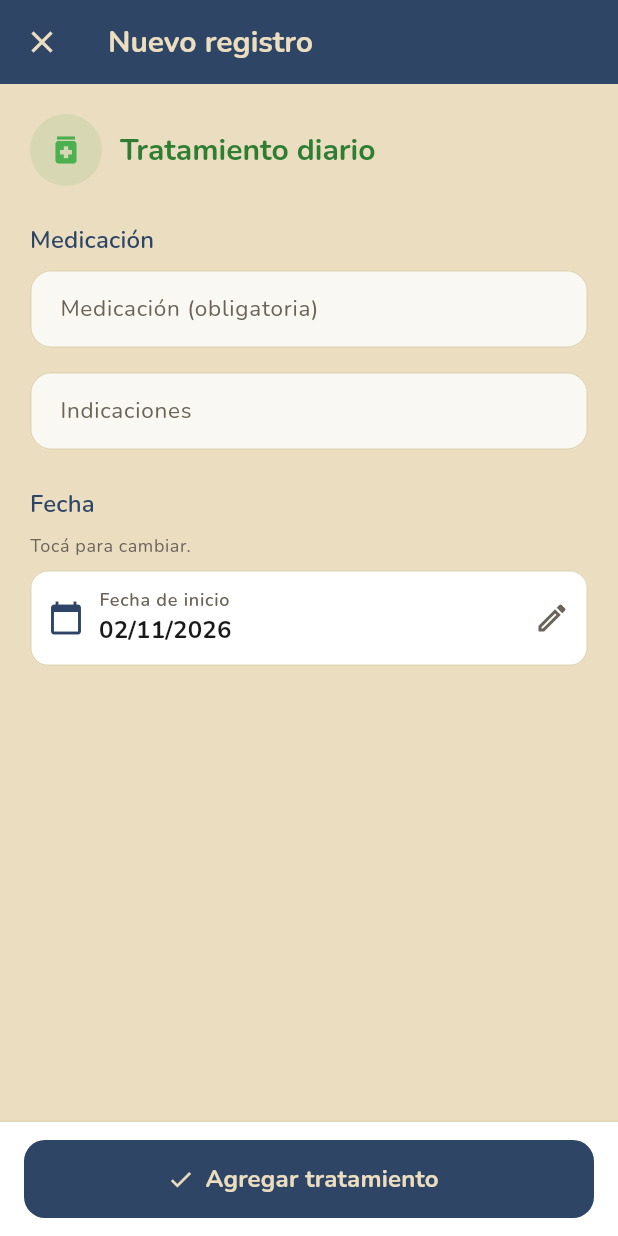
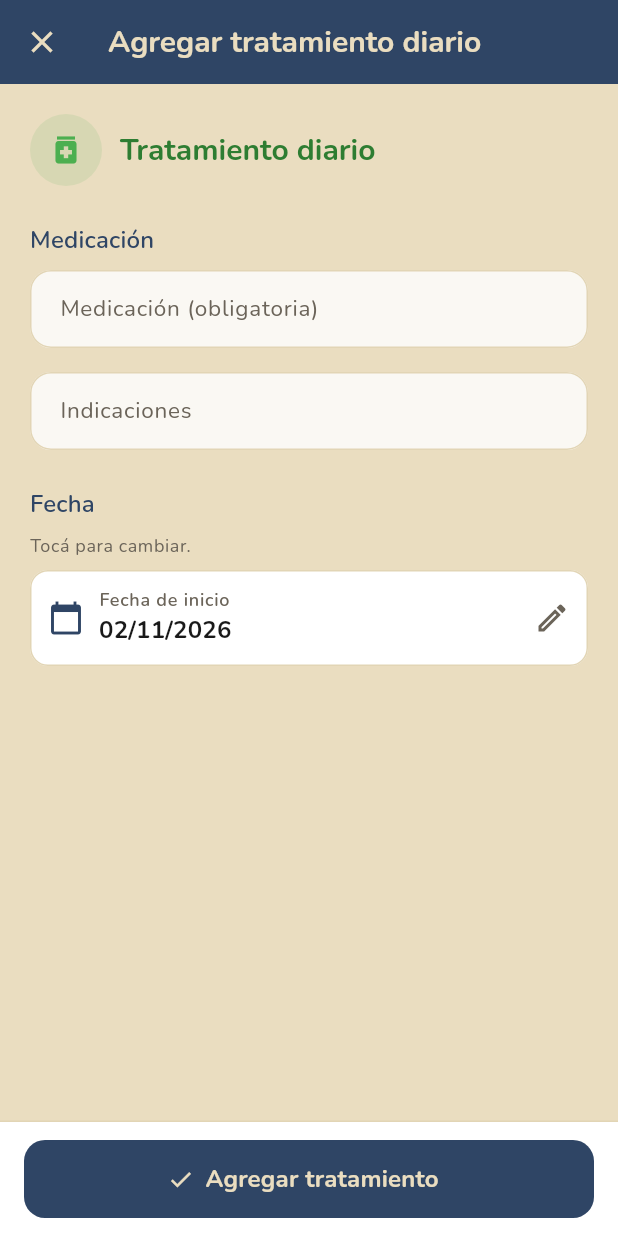
Before and after one commit to Sabri0126/fichas_refugio, a Flutter app: the _DialogoTratamiento screen opened directly with empty values, on a phone screen of 412 x 824 dp. Run offline on Flutter 3.47's test engine with Material 3 defaults, Android fonts, the phone set to English and light mode, and no system bars; our stand-ins replace cloud_firestore, firebase_auth, firebase_core, firebase_messaging, firebase_storage, fl_chart and 12 more; accounts and stored records are empty; generated files the repository leaves out were written again.

Commit message:
Mejora diálogos de registros y tratamientos
Evita fallos de ancho en los diálogos y adapta la selección de fechas y horas a pantallas estrechas. Unifica el guardado y el cierre del tratamiento, con validación y enfoque de campos obligatorios.

```diff
--- a/lib/views/dialogo_tratamiento.dart
+++ b/lib/views/dialogo_tratamiento.dart
@@ -208,6 +208,8 @@ class _DialogoTratamientoState extends State<_DialogoTratamiento> {
 
   bool get _esDiario => widget.categoria == 'diario';
 
+  String get _pistaToque => esAndroid ? 'Tocá para cambiar.' : 'Hacé clic para cambiar.';
+
   String? get _rotuloNotas => switch (widget.categoria) {
         'unico' => 'Razón de la aplicación / Notas',
         'vacuna' => 'Notas (opcional)',
@@ -305,13 +307,12 @@ class _DialogoTratamientoState extends State<_DialogoTratamiento> {
     super.dispose();
   }
 
-  Future<void> _guardarAndroid() async {
-    if (_guardando || !_avisoListo) return;
+  Future<bool> _marcarErroresYEnfocar() async {
     final sinNombre = _medicacion.text.trim().isEmpty;
     final sinDias = _esDiario &&
         _tipo == TratamientoModel.tipoDias &&
         (int.tryParse(_dias.text.trim()) ?? 0) < 1;
-    if (sinNombre || sinDias) {
+    if (!sinNombre && !sinDias) return false;
     setState(() {
       _errorNombre = sinNombre;
       _errorDias = sinDias;
@@ -326,9 +327,15 @@ class _DialogoTratamientoState extends State<_DialogoTratamiento> {
         duration: const Duration(milliseconds: 250),
       );
     }
+    if (!mounted) return true;
     foco.requestFocus();
-      return;
+    return true;
   }
+
+  Future<void> _intentarGuardar() async {
+    if (_guardando || _cerrando || _cerrandoRuta || !_avisoListo) return;
+    if (await _marcarErroresYEnfocar()) return;
+    if (!mounted || _cerrando || _cerrandoRuta) return;
     setState(() => _guardando = true);
     try {
       await _guardar();
@@ -338,7 +345,7 @@ class _DialogoTratamientoState extends State<_DialogoTratamiento> {
   }
 
   Future<void> _alIntentarCerrar(bool yaCerro, Object? resultado) async {
-    if (yaCerro || _cerrandoRuta || _preguntandoSalida) return;
+    if (yaCerro || _cerrandoRuta || _preguntandoSalida || _guardando) return;
     if (resultado is TratamientoModel || !_hayCambios) {
       await _cerrarDeVerdad(resultado);
       return;
@@ -366,6 +373,7 @@ class _DialogoTratamientoState extends State<_DialogoTratamiento> {
   }
 
   Future<void> _cerrarDeVerdad(Object? resultado) async {
+    if (_cerrandoRuta) return;
     _cerrandoRuta = true;
     setState(() => _puedeCerrar = true);
     await WidgetsBinding.instance.endOfFrame;
@@ -376,7 +384,12 @@ class _DialogoTratamientoState extends State<_DialogoTratamiento> {
   Future<void> _guardar() async {
     if (_cerrando || !_avisoListo) return;
     final medicacion = _medicacion.text.trim();
-    if (medicacion.isEmpty) return;
+    final dias = _esDiario && _tipo == TratamientoModel.tipoDias
+        ? (int.tryParse(_dias.text.trim()) ?? 0)
+        : 0;
+    if (medicacion.isEmpty || (_esDiario && _tipo == TratamientoModel.tipoDias && dias < 1)) {
+      return;
+    }
     _cerrando = true;
     final hora =
         '${_hora.hour.toString().padLeft(2, '0')}:${_hora.minute.toString().padLeft(2, '0')}';
@@ -386,16 +399,6 @@ class _DialogoTratamientoState extends State<_DialogoTratamiento> {
     final diagnostico = esVisita ? _diagnostico.text.trim() : (widget.actual?.diagnostico ?? '');
     final actual = widget.actual;
     final avisa = _alcance != _AlcanceAviso.nadie;
-    final dias = _esDiario && _tipo == TratamientoModel.tipoDias
-        ? (int.tryParse(_dias.text.trim()) ?? 0)
-        : 0;
-    if (_esDiario && _tipo == TratamientoModel.tipoDias && dias < 1) {
-      _cerrando = false;
-      ScaffoldMessenger.of(context).showSnackBar(
-        const SnackBar(content: Text('Indicá cuántos días dura')),
-      );
-      return;
-    }
     var modelo = actual == null
         ? widget.controller.crearTratamiento(
             categoria: widget.categoria,
@@ -484,7 +487,8 @@ class _DialogoTratamientoState extends State<_DialogoTratamiento> {
         return;
       }
     }
-    if (!mounted) return;
+    if (!mounted || _cerrandoRuta) return;
+    _cerrandoRuta = true;
     Navigator.pop(context, modelo);
   }
 
@@ -595,78 +599,77 @@ class _DialogoTratamientoState extends State<_DialogoTratamiento> {
     setState(() => _hora = seleccionada);
   }
 
-  String _tituloDialogo({required bool android}) {
+  String _tituloDialogo() {
     final propio = widget.titulo;
     if (propio != null) return propio;
     if (widget.actual == null) return _tituloAlta(widget.categoria);
-    if (android) return _tituloEdicion(widget.categoria);
-    return 'Editar tratamiento';
+    return _tituloEdicion(widget.categoria);
   }
 
   @override
   Widget build(BuildContext context) {
-    final actual = widget.actual;
     final fecha = _fechaTexto(_fecha);
     final hora =
         '${_hora.hour.toString().padLeft(2, '0')}:${_hora.minute.toString().padLeft(2, '0')}';
-    final rotuloNotas = _rotuloNotas;
     if (esAndroid) return _pantallaAndroid(context, fecha: fecha, hora: hora);
 
-    return AlertDialog(
-      title: Text(_tituloDialogo(android: false)),
-      content: SingleChildScrollView(
-        child: Column(
+    return PopScope<Object?>(
+      canPop: _puedeCerrar,
+      onPopInvokedWithResult: (yaCerro, resultado) {
+        _alIntentarCerrar(yaCerro, resultado);
+      },
+      child: AlertDialog(
+        scrollable: true,
+        title: Text(_tituloDialogo()),
+        content: Column(
+          mainAxisSize: MainAxisSize.min,
+          crossAxisAlignment: CrossAxisAlignment.stretch,
+          children: [
+            ..._seccionDatos(widget.categoria),
+            if (_esDiario) ...[
+              ..._duracionWindows(),
+              ..._cuandoYAvisosWindows(fecha, hora),
+            ] else ...[
+              ..._seccionFecha(widget.categoria, fecha),
+            ],
+          ],
+        ),
+        actions: [
+          TextButton(
+            onPressed: _guardando ? null : () => Navigator.maybePop(context),
+            child: const Text('Cancelar'),
+          ),
+          FilledButton(
+            onPressed: _avisoListo ? _intentarGuardar : null,
+            child: _guardando ? _indicadorGuardado() : Text(_textoBotonAndroid()),
+          ),
+        ],
+      ),
+    );
+  }
+
+  Widget _indicadorGuardado() {
+    return Row(
       mainAxisSize: MainAxisSize.min,
       children: [
-            if (widget.categoria == 'veterinaria') ...[
-              TextField(
-                controller: _veterinario,
-                scrollPadding: EdgeInsets.zero,
-                textCapitalization: TextCapitalization.words,
-                decoration: const InputDecoration(
-                  labelText: 'Nombre del veterinario o la veterinaria',
+        SizedBox(
+          width: 18,
+          height: 18,
+          child: CircularProgressIndicator(
+            strokeWidth: 2,
+            color: Theme.of(context).colorScheme.onPrimary,
           ),
         ),
-              const SizedBox(height: 16),
+        const SizedBox(width: 8),
+        Text(_textoBotonAndroid()),
       ],
-            TextField(
-              controller: _medicacion,
-              scrollPadding: EdgeInsets.zero,
-              textCapitalization: TextCapitalization.sentences,
-              decoration: InputDecoration(labelText: _rotuloMedicacion(widget.categoria)),
-            ),
-            const SizedBox(height: 16),
-            if (widget.categoria == 'veterinaria') ...[
-              TextField(
-                controller: _diagnostico,
-                scrollPadding: EdgeInsets.zero,
-                textCapitalization: TextCapitalization.sentences,
-                decoration: const InputDecoration(labelText: 'Diagnóstico'),
-              ),
-              const SizedBox(height: 16),
-            ],
-            TextField(
-              controller: _indicaciones,
-              scrollPadding: EdgeInsets.zero,
-              textCapitalization: TextCapitalization.sentences,
-              decoration: InputDecoration(labelText: _rotuloIndicaciones(widget.categoria)),
-            ),
-            if (rotuloNotas != null) ...[
-              const SizedBox(height: 16),
-              TextField(
-                controller: _notas,
-                scrollPadding: EdgeInsets.zero,
-                textCapitalization: TextCapitalization.sentences,
-                decoration: InputDecoration(labelText: rotuloNotas),
-              ),
-            ],
-            if (_esDiario) ...[
-              const SizedBox(height: 16),
-              Align(
-                alignment: Alignment.centerLeft,
-                child: Text('Duración', style: Theme.of(context).textTheme.titleSmall),
-              ),
-              const SizedBox(height: 8),
+    );
+  }
+
+  List<Widget> _duracionWindows() {
+    return [
+      const SizedBox(height: 24),
+      _tituloSeccion('Duración'),
       SingleChildScrollView(
         scrollDirection: Axis.horizontal,
         child: SegmentedButton<String>(
@@ -677,87 +680,49 @@ class _DialogoTratamientoState extends State<_DialogoTratamiento> {
             ButtonSegment(value: TratamientoModel.tipoDePorVida, label: Text('De por vida')),
           ],
           selected: {_tipo},
-                  onSelectionChanged: (elegido) => setState(() => _tipo = elegido.first),
+          onSelectionChanged: (elegido) => setState(() {
+            _tipo = elegido.first;
+            if (_tipo != TratamientoModel.tipoDias) _errorDias = false;
+          }),
         ),
       ),
       const SizedBox(height: 8),
-              Align(
-                alignment: Alignment.centerLeft,
-                child: Text(
+      Text(
         _ayudaDuracion(_tipo, _dias.text, _fecha),
         style: Theme.of(context).textTheme.bodySmall,
       ),
-              ),
       if (_tipo == TratamientoModel.tipoDias) ...[
         const SizedBox(height: 12),
-                TextField(
-                  controller: _dias,
-                  scrollPadding: EdgeInsets.zero,
-                  keyboardType: TextInputType.number,
-                  onChanged: (_) => setState(() {}),
-                  decoration: const InputDecoration(
-                    labelText: 'Cantidad de días',
-                  ),
+        _campoDias(),
+      ],
+    ];
+  }
+
+  List<Widget> _cuandoYAvisosWindows(String fecha, String hora) {
+    return [
+      const SizedBox(height: 24),
+      _tituloSeccion('¿Cuándo empieza?'),
+      _pistaSeccion(_pistaToque),
+      _filaFechaHora(fecha: fecha, hora: hora),
+      if (_fechaSuspension != null) ...[
+        const SizedBox(height: 12),
+        _tileValor(
+          icono: Icons.event_busy_outlined,
+          etiqueta: 'Suspendido el',
+          valor: _fechaTexto(_fechaSuspension!),
+          alTocar: _elegirSuspension,
         ),
       ],
-            ],
-            const SizedBox(height: 16),
-            ListTile(
-              contentPadding: EdgeInsets.zero,
-              title: Text('${_rotuloFecha(widget.categoria)}: $fecha'),
-              trailing: const Icon(Icons.calendar_today),
-              onTap: _elegirFecha,
-            ),
-            if (_fechaSuspension != null)
-              ListTile(
-                contentPadding: EdgeInsets.zero,
-                title: Text('Suspendido el: ${_fechaTexto(_fechaSuspension!)}'),
-                trailing: const Icon(Icons.event_busy_outlined),
-                onTap: _elegirSuspension,
-              ),
-            if (_esDiario)
-              InkWell(
-                onTap: _elegirHora,
-                child: ListTile(
-                  contentPadding: EdgeInsets.zero,
-                  title: Text('Hora del recordatorio: $hora'),
-                  trailing: const Icon(Icons.access_time),
-                ),
-              ),
-            if (_esDiario) ...[
       const SizedBox(height: 8),
-              Align(
-                alignment: Alignment.centerLeft,
-                child: Text(
+      Text(
         'La dosis se marca igual a la hora elegida. Esto solo corta el aviso.',
         style: Theme.of(context).textTheme.bodySmall,
-                ),
       ),
       const SizedBox(height: 4),
       _opcionAviso(_AlcanceAviso.todos, 'Avisar en todos los celulares'),
       _opcionAviso(_AlcanceAviso.esteCelular, 'No avisar en este celular'),
       _opcionAviso(_AlcanceAviso.nadie, 'No avisar en ningún celular de administrador'),
-            ],
-          ],
-        ),
-      ),
-      actions: [
-        TextButton(
-          onPressed: () => Navigator.pop(context),
-          child: const Text('Cancelar'),
-        ),
-        FilledButton(
-          onPressed: _avisoListo ? _guardar : null,
-          child: Text(actual == null ? 'Agregar' : 'Guardar'),
-        ),
-      ],
-    );
-  }
-
-  String _tituloBarraAndroid() {
-    final propio = widget.titulo;
-    if (propio != null) return propio;
-    return widget.actual == null ? 'Nuevo registro' : 'Editar registro';
+    ];
   }
 
   String _textoBotonAndroid() {
@@ -785,9 +750,9 @@ class _DialogoTratamientoState extends State<_DialogoTratamiento> {
             leading: IconButton(
               icon: const Icon(Icons.close),
               tooltip: 'Cancelar',
-              onPressed: () => Navigator.maybePop(context),
+              onPressed: _guardando ? null : () => Navigator.maybePop(context),
             ),
-            title: Text(_tituloBarraAndroid()),
+            title: Text(_tituloDialogo()),
           ),
           body: ListView(
             padding: const EdgeInsets.fromLTRB(20, 20, 20, 24),
@@ -815,7 +780,7 @@ class _DialogoTratamientoState extends State<_DialogoTratamiento> {
         child: Padding(
           padding: const EdgeInsets.fromLTRB(16, 12, 16, 12),
           child: FilledButton.icon(
-            onPressed: _avisoListo ? _guardarAndroid : null,
+            onPressed: _avisoListo ? _intentarGuardar : null,
             style: FilledButton.styleFrom(
               minimumSize: const Size.fromHeight(52),
               textStyle: Theme.of(context).textTheme.titleMedium,
@@ -928,6 +893,24 @@ class _DialogoTratamientoState extends State<_DialogoTratamiento> {
     );
   }
 
+  Widget _campoDias() {
+    return TextField(
+      key: _claveDias,
+      focusNode: _focoDias,
+      controller: _dias,
+      keyboardType: TextInputType.number,
+      onChanged: (texto) {
+        setState(() {
+          if (_errorDias && (int.tryParse(texto.trim()) ?? 0) >= 1) _errorDias = false;
+        });
+      },
+      decoration: InputDecoration(
+        labelText: 'Cantidad de días',
+        errorText: _errorDias ? 'Indicá cuántos días dura' : null,
+      ),
+    );
+  }
+
   Widget _campoIndicaciones() {
     final categoria = widget.categoria;
     return _campo(
@@ -1004,7 +987,7 @@ class _DialogoTratamientoState extends State<_DialogoTratamiento> {
     return [
       const SizedBox(height: 24),
       _tituloSeccion(titulo),
-      _pistaSeccion('Tocá para cambiar.'),
+      _pistaSeccion(_pistaToque),
       _tileValor(
         icono: Icons.calendar_today,
         etiqueta: _rotuloFecha(categoria),
@@ -1023,46 +1006,12 @@ class _DialogoTratamientoState extends State<_DialogoTratamiento> {
       _opcionDuracion(TratamientoModel.tipoDePorVida, 'De por vida'),
       if (_tipo == TratamientoModel.tipoDias) ...[
         const SizedBox(height: 4),
-        TextField(
-          key: _claveDias,
-          focusNode: _focoDias,
-          controller: _dias,
-          keyboardType: TextInputType.number,
-          onChanged: (texto) {
-            setState(() {
-              if (_errorDias && (int.tryParse(texto.trim()) ?? 0) >= 1) _errorDias = false;
-            });
-          },
-          decoration: InputDecoration(
-            labelText: 'Cantidad de días',
-            errorText: _errorDias ? 'Indicá cuántos días dura' : null,
-          ),
-        ),
+        _campoDias(),
       ],
       const SizedBox(height: 24),
       _tituloSeccion('¿Cuándo empieza?'),
-      _pistaSeccion('Tocá para cambiar.'),
-      Row(
-        children: [
-          Expanded(
-            child: _tileValor(
-              icono: Icons.calendar_today,
-              etiqueta: 'Empieza',
-              valor: fecha,
-              alTocar: _elegirFecha,
-            ),
-          ),
-          const SizedBox(width: 12),
-          Expanded(
-            child: _tileValor(
-              icono: Icons.access_time,
-              etiqueta: 'Hora del aviso',
-              valor: hora,
-              alTocar: _elegirHora,
-            ),
-          ),
-        ],
-      ),
+      _pistaSeccion(_pistaToque),
+      _filaFechaHora(fecha: fecha, hora: hora),
       if (_fechaSuspension != null) ...[
         const SizedBox(height: 12),
         _tileValor(
@@ -1160,6 +1109,46 @@ class _DialogoTratamientoState extends State<_DialogoTratamiento> {
     );
   }
 
+  Widget _filaFechaHora({required String fecha, required String hora}) {
+    final fechaBox = _tileValor(
+      icono: Icons.calendar_today,
+      etiqueta: 'Empieza',
+      valor: fecha,
+      alTocar: _elegirFecha,
+    );
+    final horaBox = _tileValor(
+      icono: Icons.access_time,
+      etiqueta: 'Hora del aviso',
+      valor: hora,
+      alTocar: _elegirHora,
+    );
+    final ladoALado = Row(
+      crossAxisAlignment: CrossAxisAlignment.start,
+      children: [
+        Expanded(child: fechaBox),
+        const SizedBox(width: 12),
+        Expanded(child: horaBox),
+      ],
+    );
+    // El AlertDialog de Windows pide el ancho intrínseco. LayoutBuilder no puede darlo.
+    if (!esAndroid) return ladoALado;
+    return LayoutBuilder(
+      builder: (context, constraints) {
+        final escala = MediaQuery.textScalerOf(context).scale(1);
+        if (constraints.maxWidth < 280 * escala) {
+          return Column(
+            children: [
+              fechaBox,
+              const SizedBox(height: 12),
+              horaBox,
+            ],
+          );
+        }
+        return ladoALado;
+      },
+    );
+  }
+
   Widget _tileValor({
     required IconData icono,
     required String etiqueta,
@@ -1187,11 +1176,18 @@ class _DialogoTratamientoState extends State<_DialogoTratamiento> {
                   children: [
                     Text(
                       etiqueta,
+                      maxLines: 1,
+                      overflow: TextOverflow.ellipsis,
                       style: Theme.of(context).textTheme.labelMedium?.copyWith(
                         color: context.paleta.textoSuave,
                       ),
                     ),
-                    Text(valor, style: Theme.of(context).textTheme.titleMedium),
+                    Text(
+                      valor,
+                      maxLines: 1,
+                      overflow: TextOverflow.ellipsis,
+                      style: Theme.of(context).textTheme.titleMedium,
+                    ),
                   ],
                 ),
               ),
```
Also changed, not shown: lib/views/alta_calendario.dart (+45 -13 lines). Lines whose indentation alone changed are shown as unchanged.
